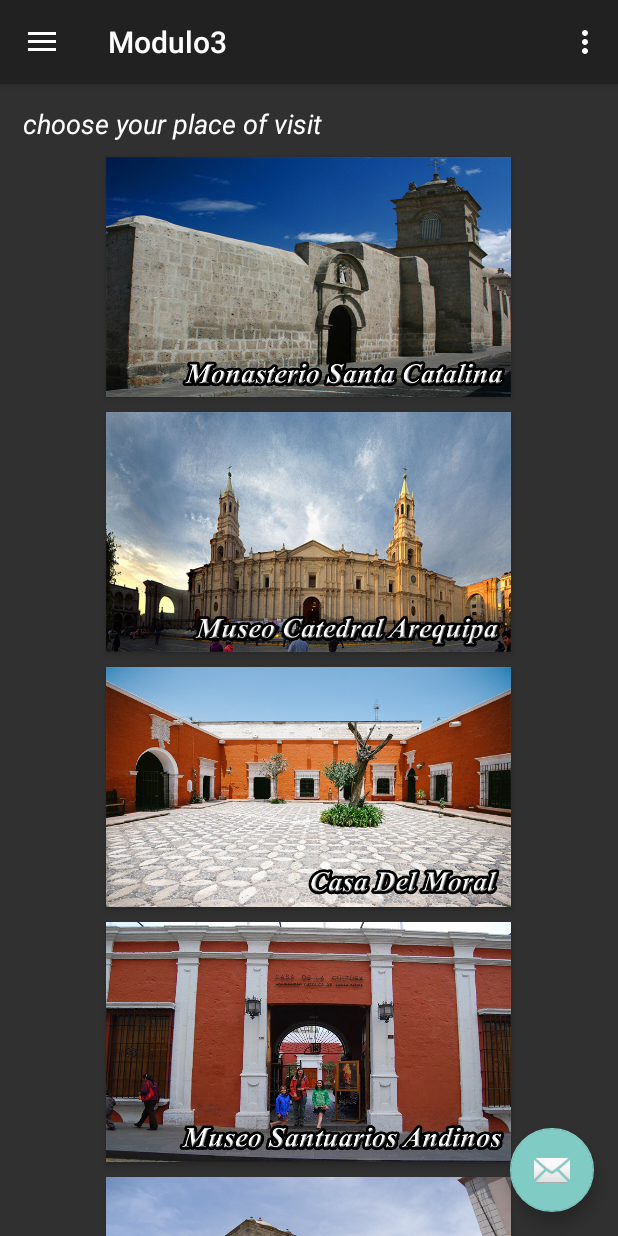
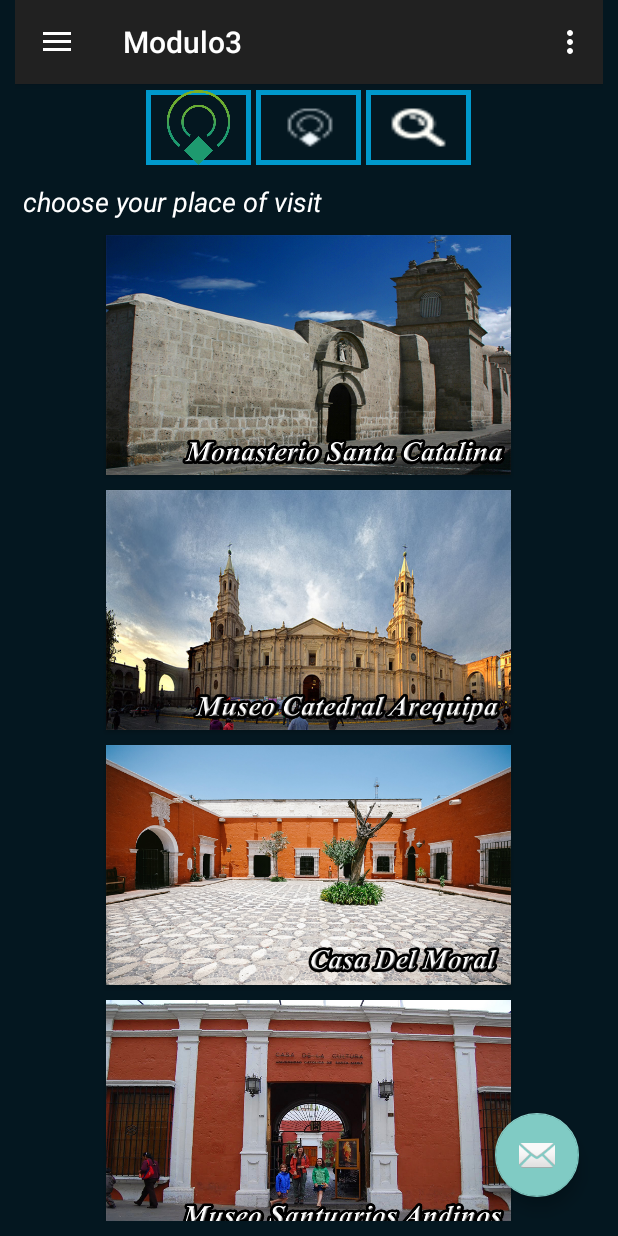
Before and after one commit to obetronald/Beacons, an Android app: the Modulo3 screen opened directly, with no data from a screen before it, in the side drawer, after a tap on "Gallery", on a phone screen of 412 x 824 dp. Run offline under Robolectric (Android 15) with nearby library versions, the phone set to English and light mode, and no system bars; network calls fail.

Commit message:
activity conexion
actualizando

```diff
--- a/app/src/main/java/com/example/obet/beacons/Login.java
+++ b/app/src/main/java/com/example/obet/beacons/Login.java
@@ -28,7 +28,7 @@ public class Login extends AppCompatActivity {
 
         TextView registro = (TextView)findViewById(R.id.registroLogin);
         Button btnLogin = (Button)findViewById(R.id.btnLogin);
-        ImageButton btnConec = (ImageButton) findViewById(R.id.btnConec);
+
         ImageButton btnBlu = (ImageButton)findViewById(R.id.btnBlu);
 
         final EditText usuarioT = (EditText)findViewById(R.id.usuarioLogin);
@@ -42,15 +42,7 @@ public class Login extends AppCompatActivity {
             }
 
         });
-        btnConec.setOnClickListener(new View.OnClickListener() {
-            @Override
-            public void onClick(View v) {
-                Intent btnconec = new Intent(Login.this, Conexion.class);
-                Login.this.startActivity(btnconec);
-                //finish();
 
-            }
-        });
         btnBlu.setOnClickListener(new View.OnClickListener() {
             @Override
             public void onClick(View v) {
--- a/app/src/main/java/com/example/obet/beacons/Modulo3.java
+++ b/app/src/main/java/com/example/obet/beacons/Modulo3.java
@@ -15,6 +15,7 @@ import android.support.v7.app.AppCompatActivity;
 import android.support.v7.widget.Toolbar;
 import android.view.Menu;
 import android.widget.Button;
+import android.widget.ImageButton;
 
 public class Modulo3 extends AppCompatActivity
         implements NavigationView.OnNavigationItemSelectedListener {
@@ -26,7 +27,30 @@ public class Modulo3 extends AppCompatActivity
         Button Sant =(Button) findViewById(R.id.btnSancat);
         Button Cate =(Button) findViewById(R.id.btnCated);
         Button Morall =(Button) findViewById(R.id.btnMor);
+        ImageButton busque =(ImageButton) findViewById(R.id.imageBusquedab);
+        ImageButton conex =(ImageButton) findViewById(R.id.imageConexionb);
 
+
+
+        busque.setOnClickListener(new View.OnClickListener(){
+
+            public void onClick(View arg0) {
+                Intent bus = new Intent(Modulo3.this, Conexion.class);
+                Modulo3.this.startActivity(bus);
+
+            }
+
+        });
+
+        conex.setOnClickListener(new View.OnClickListener(){
+
+            public void onClick(View arg0) {
+                Intent con = new Intent(Modulo3.this, Beaconexion.class);
+                Modulo3.this.startActivity(con);
+
+            }
+
+        });
 
         Sant.setOnClickListener(new View.OnClickListener(){
 
--- a/app/src/main/java/com/example/obet/beacons/Registro.java
+++ b/app/src/main/java/com/example/obet/beacons/Registro.java
@@ -51,7 +51,10 @@ public class Registro extends AppCompatActivity {
                             if (ok == true){
                                 Intent i = new Intent(Registro.this, Login.class);
                                 Registro.this.startActivity(i);
+                                AlertDialog.Builder alerta = new AlertDialog.Builder(Registro.this);
+                                alerta.setMessage("Usuario Registrado");
                                 Registro.this.finish();
+
                             }else{
                                 AlertDialog.Builder alerta = new AlertDialog.Builder(Registro.this);
                                 alerta.setMessage("Registro fallido")
--- /dev/null
+++ b/app/src/main/res/drawable/button_busqueda.xml
@@ -0,0 +1,8 @@
+<?xml version="1.0" encoding="utf-8"?>
+<shape xmlns:android="http://schemas.android.com/apk/res/android">
+
+    <corners android:radius="0dp"/>
+
+    <stroke android:width="3dp" android:color="#ff0099cc"
+        />
+</shape>
--- a/app/src/main/res/layout/activity_login.xml
+++ b/app/src/main/res/layout/activity_login.xml
@@ -122,26 +122,17 @@
             </LinearLayout>
 
             <LinearLayout
-                android:layout_width="91dp"
+                android:layout_width="40dp"
                 android:layout_height="match_parent"
                 android:layout_gravity="center"
                 android:layout_marginTop="5dp"
                 android:orientation="horizontal">
 
-                <ImageButton
-                    android:id="@+id/btnConec"
-                    android:layout_width="40dp"
-                    android:layout_height="35dp"
-                    android:layout_marginTop="1dp"
-                    android:layout_marginRight="8dp"
-                    android:background="@drawable/button_conex"
-                    android:scaleType="fitCenter"
-                    app:srcCompat="@drawable/bea" />
 
                 <ImageButton
                     android:id="@+id/btnBlu"
-                    android:layout_width="40dp"
-                    android:layout_height="35dp"
+                    android:layout_width="match_parent"
+                    android:layout_height="36dp"
                     android:layout_marginTop="1dp"
                     android:background="@drawable/button_conex"
                     android:scaleType="fitCenter"
--- a/app/src/main/res/layout/activity_modulo3.xml
+++ b/app/src/main/res/layout/activity_modulo3.xml
@@ -5,24 +5,27 @@
     android:id="@+id/drawer_layout"
     android:layout_width="match_parent"
     android:layout_height="match_parent"
+    android:background="#041720"
+    android:paddingLeft="10dp"
+    android:paddingRight="10dp"
+    android:paddingBottom="10dp"
     android:fitsSystemWindows="true"
     tools:openDrawer="start">
 
     <ScrollView
         android:layout_width="match_parent"
-        android:layout_height="match_parent"
-        >
+        android:layout_height="match_parent">
+
         <LinearLayout
 
             android:layout_width="match_parent"
             android:layout_height="wrap_content"
-        android:orientation="vertical"
-        >
+            android:orientation="vertical">
 
             <TextView
                 android:layout_width="230dp"
                 android:layout_height="wrap_content"
-            android:layout_marginTop="70dp"
+                android:layout_marginTop="122dp"
                 android:gravity="center"
                 android:text="choose your place of visit"
                 android:textColor="@android:color/background_light"
--- a/app/src/main/res/layout/app_bar_modulo3.xml
+++ b/app/src/main/res/layout/app_bar_modulo3.xml
@@ -4,6 +4,9 @@
     xmlns:tools="http://schemas.android.com/tools"
     android:layout_width="match_parent"
     android:layout_height="match_parent"
+    android:paddingRight="10dp"
+    android:paddingLeft="10dp"
+    android:paddingBottom="10dp"
     tools:context=".Modulo3">
 
     <android.support.design.widget.AppBarLayout
@@ -20,6 +23,44 @@
 
     </android.support.design.widget.AppBarLayout>
 
+    <LinearLayout
+        android:layout_width="217dp"
+        android:layout_height="50dp"
+        android:layout_gravity="center_horizontal"
+        android:layout_marginTop="60dp"
+        android:orientation="horizontal">
+
+        <ImageButton
+            android:id="@+id/imageButton"
+            android:layout_width="70dp"
+            android:layout_height="50dp"
+            android:layout_marginRight="3dp"
+            app:srcCompat="@drawable/conex"
+            android:background="@drawable/button_busqueda"
+            android:scaleType="fitCenter"
+            android:textColor="@android:color/background_light" />
+
+        <ImageButton
+            android:id="@+id/imageConexionb"
+            android:layout_width="70dp"
+            android:layout_height="50dp"
+            android:layout_marginRight="3dp"
+            android:background="@drawable/button_busqueda"
+            android:foreground="@drawable/ic_cone"
+            android:scaleType="fitCenter"
+
+            android:textColor="@android:color/background_light" />
+
+        <ImageButton
+            android:id="@+id/imageBusquedab"
+            android:layout_width="70dp"
+            android:layout_height="50dp"
+            android:layout_marginRight="8dp"
+            android:background="@drawable/button_busqueda"
+            android:foreground="@drawable/ic_busque"
+            android:scaleType="fitCenter" />
+    </LinearLayout>
+
     <include layout="@layout/content_modulo3" />
 
     <android.support.design.widget.FloatingActionButton
```
Also changed, not shown: app/src/main/res/drawable-hdpi/ic_busque.png (added), app/src/main/res/drawable-hdpi/ic_cone.png (added), app/src/main/res/drawable-mdpi/ic_busque.png (added), app/src/main/res/drawable-mdpi/ic_cone.png (added), app/src/main/res/drawable-xhdpi/ic_busque.png (added), app/src/main/res/drawable-xhdpi/ic_cone.png (added), app/src/main/res/drawable-xxhdpi/ic_busque.png (added), app/src/main/res/drawable-xxhdpi/ic_cone.png (added), app/src/main/res/drawable-xxxhdpi/ic_busque.png (added), app/src/main/res/drawable-xxxhdpi/ic_cone.png (added), app/src/main/res/drawable/busqueda.png (added), app/src/main/res/drawable/conex.png (added). Lines whose indentation alone changed are shown as unchanged.
